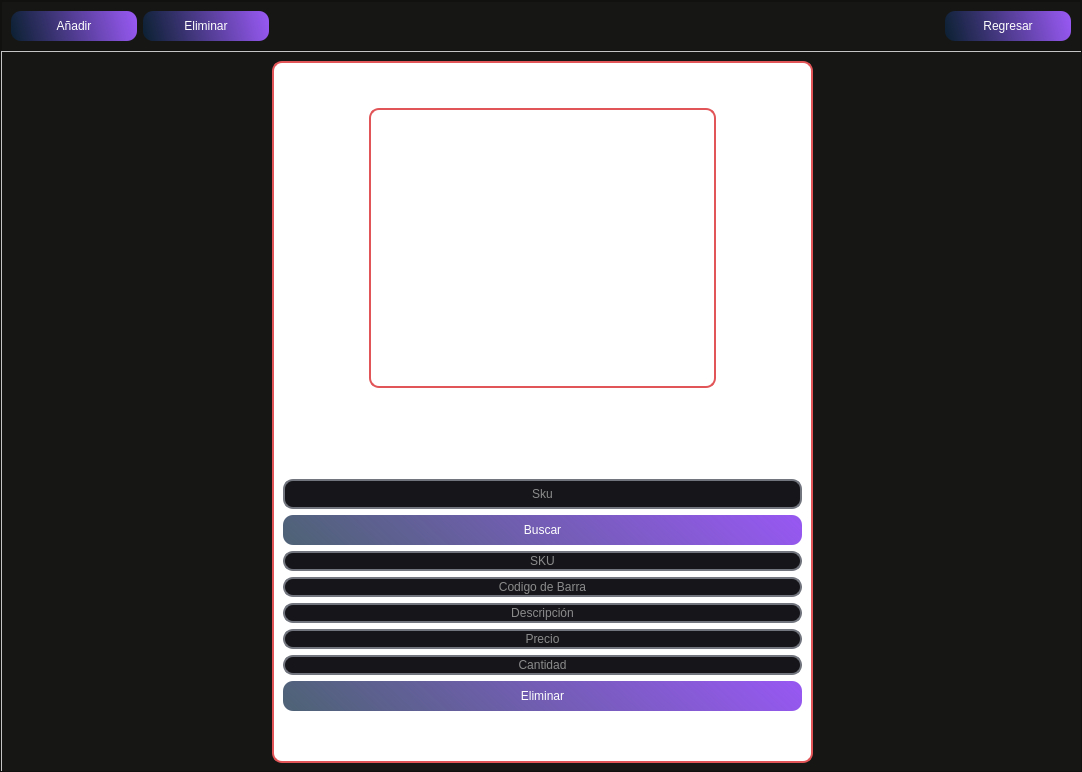
This is Sistema de control de inventario/Qt designer/8.Productos.ui in Xoserius/Sistema_de_control_de_inventario as Qt 5 draws it before an edit. The edited form follows.
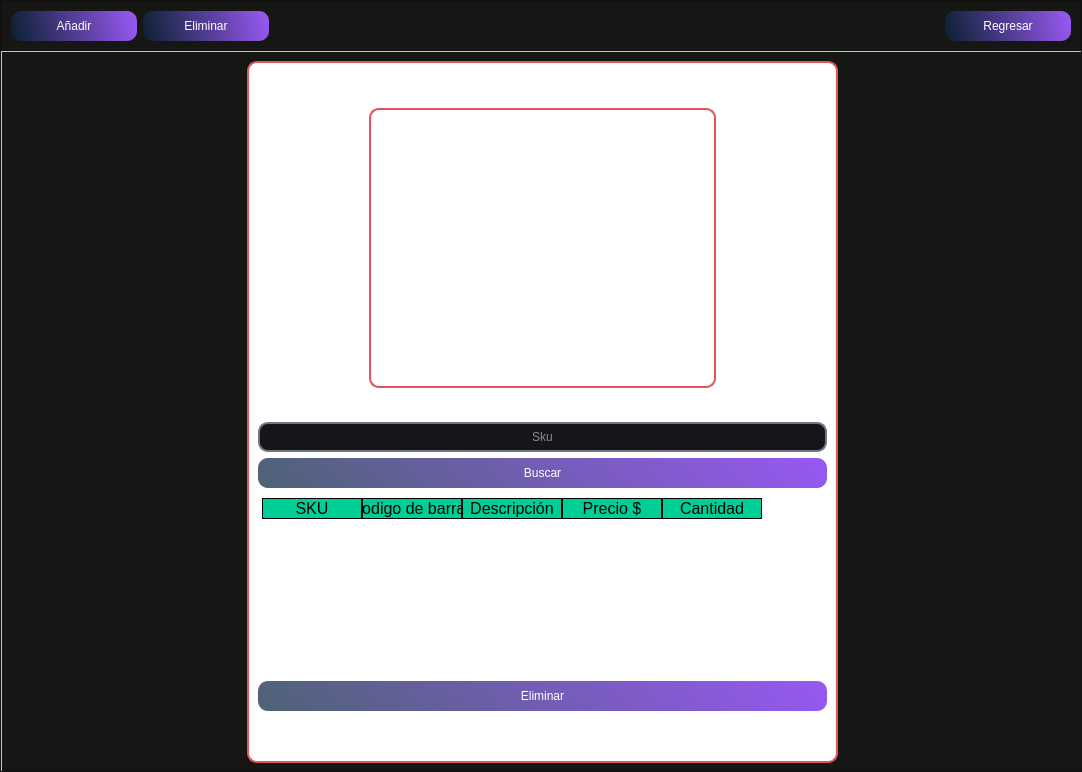
This is the edited form. The open tabs and pages were chosen to show the change. Icons and pictures are not drawn.

```diff
--- a/Sistema de control de inventario/Qt designer/8.Productos.ui
+++ b/Sistema de control de inventario/Qt designer/8.Productos.ui
@@ -196,11 +196,8 @@
 }
 
 QTableWidget{
-background-color: rgb(255, 255, 255);
-	color: rgb(0, 0, 0);
-	gridline-color: rgb(206, 0, 55);
-font-size: 12px;
-color: #000000;
+
+
 }
 
 QHeaderView::section {
@@ -361,24 +358,53 @@
                   <number>50</number>
                  </property>
                  <item row="5" column="0" colspan="4">
-                  <widget class="QLineEdit" name="lineEdit_sku">
-                   <property name="alignment">
-                    <set>Qt::AlignCenter</set>
+                  <widget class="QTableWidget" name="tableWidget_eliminar">
+                   <property name="styleSheet">
+                    <string notr="true">background-color: rgb(255, 255, 255);
+
+border-color: rgb(255, 255, 255);
+
+border-radius: 0px;</string>
                    </property>
-                   <property name="placeholderText">
-                    <string>SKU</string>
-                   </property>
+                   <column>
+                    <property name="text">
+                     <string>SKU</string>
+                    </property>
+                   </column>
+                   <column>
+                    <property name="text">
+                     <string>Codigo de barras</string>
+                    </property>
+                   </column>
+                   <column>
+                    <property name="text">
+                     <string>Descripción</string>
+                    </property>
+                   </column>
+                   <column>
+                    <property name="text">
+                     <string>Precio $</string>
+                    </property>
+                   </column>
+                   <column>
+                    <property name="text">
+                     <string>Cantidad</string>
+                    </property>
+                   </column>
                   </widget>
                  </item>
-                 <item row="6" column="0" colspan="4">
-                  <widget class="QLineEdit" name="lineEdit_codigodebarra">
-                   <property name="alignment">
-                    <set>Qt::AlignCenter</set>
+                 <item row="1" column="3">
+                  <spacer name="horizontalSpacer_9">
+                   <property name="orientation">
+                    <enum>Qt::Horizontal</enum>
                    </property>
-                   <property name="placeholderText">
-                    <string>Codigo de Barra</string>
+                   <property name="sizeHint" stdset="0">
+                    <size>
+                     <width>77</width>
+                     <height>20</height>
+                    </size>
                    </property>
-                  </widget>
+                  </spacer>
                  </item>
                  <item row="1" column="1" colspan="2">
                   <widget class="QLabel" name="label_imagnedeusuario_2">
@@ -410,62 +436,6 @@
                   </spacer>
                  </item>
                  <item row="7" column="0" colspan="4">
-                  <widget class="QLineEdit" name="lineEdit_descripcion">
-                   <property name="alignment">
-                    <set>Qt::AlignCenter</set>
-                   </property>
-                   <property name="placeholderText">
-                    <string>Descripción</string>
-                   </property>
-                  </widget>
-                 </item>
-                 <item row="8" column="0" colspan="4">
-                  <widget class="QLineEdit" name="lineEdit_precio">
-                   <property name="alignment">
-                    <set>Qt::AlignCenter</set>
-                   </property>
-                   <property name="placeholderText">
-                    <string>Precio</string>
-                   </property>
-                  </widget>
-                 </item>
-                 <item row="1" column="3">
-                  <spacer name="horizontalSpacer_9">
-                   <property name="orientation">
-                    <enum>Qt::Horizontal</enum>
-                   </property>
-                   <property name="sizeHint" stdset="0">
-                    <size>
-                     <width>77</width>
-                     <height>20</height>
-                    </size>
-                   </property>
-                  </spacer>
-                 </item>
-                 <item row="4" column="0" colspan="4">
-                  <widget class="QPushButton" name="pushButton_buscar_eliminar">
-                   <property name="minimumSize">
-                    <size>
-                     <width>130</width>
-                     <height>30</height>
-                    </size>
-                   </property>
-                   <property name="text">
-                    <string>Buscar</string>
-                   </property>
-                  </widget>
-                 </item>
-                 <item row="9" column="0" colspan="4">
-                  <widget class="QLineEdit" name="lineEdit_cantidad">
-                   <property name="alignment">
-                    <set>Qt::AlignCenter</set>
-                   </property>
-                   <property name="placeholderText">
-                    <string>Cantidad</string>
-                   </property>
-                  </widget>
-                 </item>
-                 <item row="10" column="0" colspan="4">
                   <widget class="QPushButton" name="pushButton_eliminar_eliminar">
                    <property name="minimumSize">
                     <size>
@@ -486,6 +456,19 @@
                    </property>
                   </widget>
                  </item>
+                 <item row="4" column="0" colspan="4">
+                  <widget class="QPushButton" name="pushButton_buscar_eliminar">
+                   <property name="minimumSize">
+                    <size>
+                     <width>130</width>
+                     <height>30</height>
+                    </size>
+                   </property>
+                   <property name="text">
+                    <string>Buscar</string>
+                   </property>
+                  </widget>
+                 </item>
                  <item row="0" column="0" colspan="4">
                   <widget class="QLabel" name="label_eliminar_Producto">
                    <property name="font">
```
